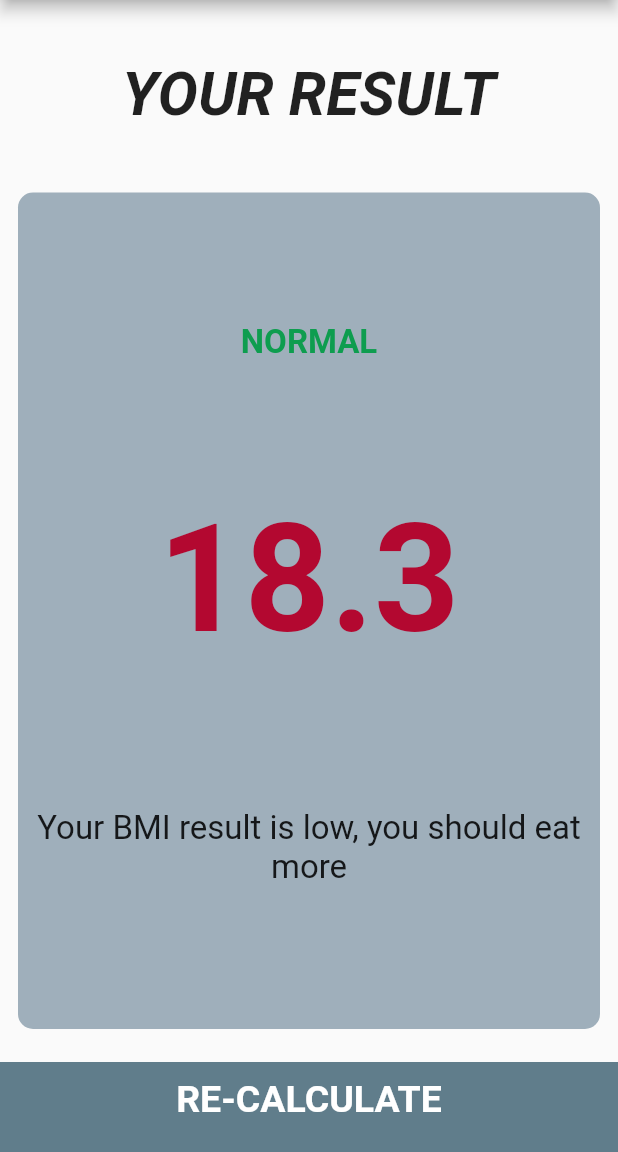
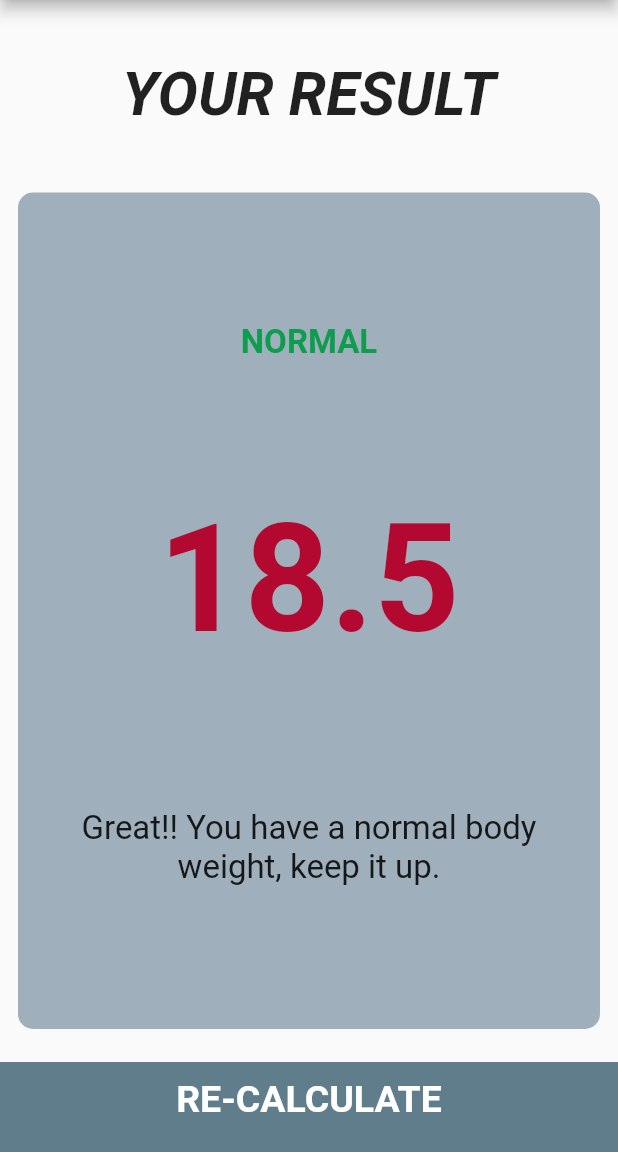
Before and after one commit to Gentle-wave/bim_calculator, a Flutter app: the screen it shows after launch, after a tap on "CALCULATE", on a phone screen of 412 x 824 dp, the part 84-1236 px from its top. Run offline on Flutter 3.47's test engine with Material 2 defaults, Android fonts, the phone set to English and light mode, and no system bars; our stand-ins replace font_awesome_flutter; Roboto replaces fonts that are missing (Georgia).

Commit message:
bim_calculator

```diff
--- a/lib/bottom_button.dart
+++ b/lib/bottom_button.dart
@@ -1,3 +1,5 @@
+// ignore_for_file: use_key_in_widget_constructors, must_be_immutable
+
 import 'package:flutter/material.dart';
 import 'constants.dart';
 
@@ -20,8 +22,8 @@ class Buttombutton extends StatelessWidget {
           ),
         ),
         color: kbottomcontainercolor,
-        margin: EdgeInsets.only(top: 10.0),
-        padding: EdgeInsets.only(bottom: 10.0),
+        margin: const EdgeInsets.only(top: 10.0),
+        padding: const EdgeInsets.only(bottom: 10.0),
         width: double.infinity,
         height: kbottomContainerheight,
       ),
--- /dev/null
+++ b/lib/calculator_brain.dart
@@ -0,0 +1,35 @@
+import 'dart:math';
+
+class CalculatorBrain {
+  CalculatorBrain({required this.height,required this.weight, required this.bmi});
+
+  final int height;
+  final int weight;
+
+  double bmi;
+
+  String calculateBMI() {
+     bmi = weight / pow(height / 100, 2);
+    return bmi.toStringAsFixed(1);
+  }
+
+  String getResult() {
+    if (bmi >= 25) {
+      return 'overweight';
+    } else if (bmi > 18.5) {
+      return 'Normal';
+    } else {
+      return 'Underweight';
+    }
+  }
+
+  String getinterpretation() {
+    if (bmi >= 25) {
+      return 'Your body weight is higher than normal, try to exercise more.';
+    } else if (bmi> 18.5) {
+      return 'Great!! You have a normal body weight, keep it up.';
+    } else {
+      return 'OPPS! Body weight is lower than normal, try to eat more.';
+    }
+  }
+}
--- a/lib/result_page.dart
+++ b/lib/result_page.dart
@@ -1,10 +1,17 @@
+// ignore_for_file: use_key_in_widget_constructors, prefer_const_constructors_in_immutables
+
 import 'package:bim_calculator/bottom_button.dart';
 import 'package:bim_calculator/reuseable_card.dart';
 import 'package:flutter/material.dart';
 import 'constants.dart';
 
 class Results extends StatelessWidget {
-  const Results({Key? key}) : super(key: key);
+   Results({required this.bmiResult,required this.interpretation,required this.results});
+
+
+  final String bmiResult;
+  final String results;
+  final String interpretation;
 
   @override
   Widget build(BuildContext context) {
@@ -34,21 +41,21 @@ class Results extends StatelessWidget {
             cardChild: Column(
               mainAxisAlignment: MainAxisAlignment.spaceEvenly,
               crossAxisAlignment: CrossAxisAlignment.stretch,
-              children: const [
+              children: [
                 Text(
-                  'NORMAL',
+                  results.toUpperCase(),
                   textAlign: TextAlign.center,
                   style: kresult,
                 ),
                 Text(
-                  '18.3',
+                  bmiResult,
                   textAlign: TextAlign.center,
                   style: kBMIstyle,
                 ),
                 Padding(
-                  padding: EdgeInsets.all(8.0),
+                  padding: const EdgeInsets.all(8.0),
                   child: Text(
-                    'Your BMI result is low, you should eat more',
+                   interpretation,
                     textAlign: TextAlign.center,
                     style: kbodytext,
                   ),
--- a/lib/reuseable_card.dart
+++ b/lib/reuseable_card.dart
@@ -1,3 +1,5 @@
+// ignore_for_file: use_key_in_widget_constructors
+
 import 'package:flutter/material.dart';
 
 class ReuseableCard extends StatelessWidget {
--- a/lib/round_iconbutton.dart
+++ b/lib/round_iconbutton.dart
@@ -1,3 +1,5 @@
+// ignore_for_file: prefer_const_constructors, use_key_in_widget_constructors
+
 import 'package:flutter/material.dart';
 
 // ignore: must_be_immutable
```
